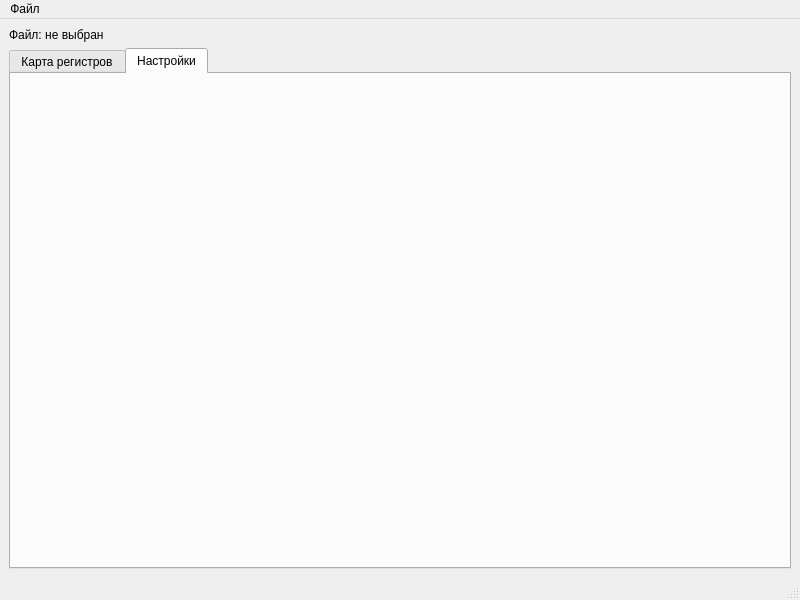
Before: the Qt Designer form mainwindow.ui in Arti-Goldmann/modbusEdit, drawn with Qt 5.
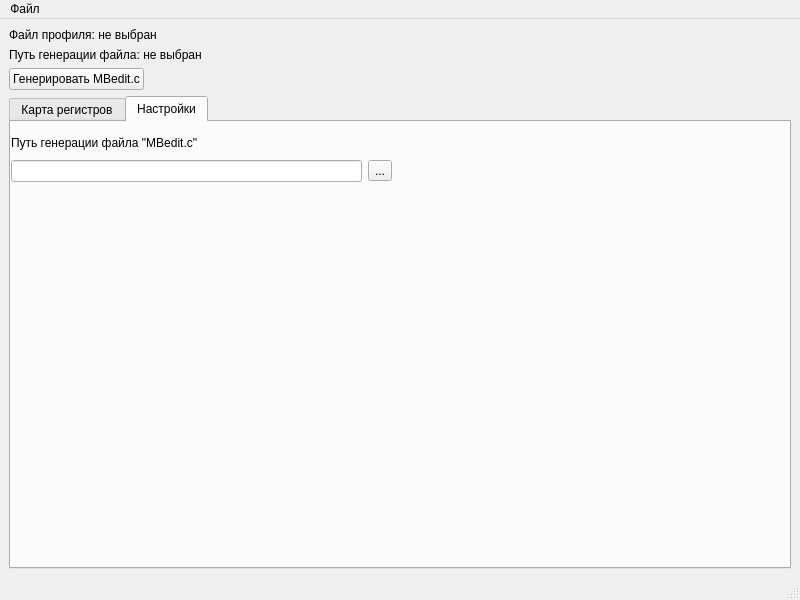
After: the same form once the commit is applied. The open tabs and pages were chosen to show the change.

Commit message: Сделад возможность выбора пути генерации и кнопки

The edit to the form file:
```diff
--- a/mainwindow.ui
+++ b/mainwindow.ui
@@ -21,7 +21,21 @@
        <enum>Qt::LayoutDirection::LeftToRight</enum>
       </property>
       <property name="text">
-       <string>Файл: не выбран</string>
+       <string>Файл профиля: не выбран</string>
+      </property>
+     </widget>
+    </item>
+    <item>
+     <widget class="QLabel" name="absPathToFileGenLabel">
+      <property name="text">
+       <string>Путь генерации файла: не выбран</string>
+      </property>
+     </widget>
+    </item>
+    <item alignment="Qt::AlignmentFlag::AlignLeft">
+     <widget class="QPushButton" name="startGenBtn">
+      <property name="text">
+       <string>Генерировать MBedit.c</string>
       </property>
      </widget>
     </item>
@@ -50,6 +64,39 @@
        <attribute name="title">
         <string>Настройки</string>
        </attribute>
+       <widget class="QWidget" name="">
+        <property name="geometry">
+         <rect>
+          <x>0</x>
+          <y>10</y>
+          <width>381</width>
+          <height>50</height>
+         </rect>
+        </property>
+        <layout class="QVBoxLayout" name="verticalLayout_3">
+         <item>
+          <widget class="QLabel" name="label">
+           <property name="text">
+            <string>Путь генерации файла &quot;MBedit.c&quot;</string>
+           </property>
+          </widget>
+         </item>
+         <item>
+          <layout class="QHBoxLayout" name="horizontalLayout">
+           <item>
+            <widget class="QLineEdit" name="lineEditFieGenDir"/>
+           </item>
+           <item>
+            <widget class="QToolButton" name="toolBtnGenPath">
+             <property name="text">
+              <string>...</string>
+             </property>
+            </widget>
+           </item>
+          </layout>
+         </item>
+        </layout>
+       </widget>
       </widget>
      </widget>
     </item>
```
Left out of the diff: 2 changed lines with no effect on the pictures. The commit also changes 6 other files.
